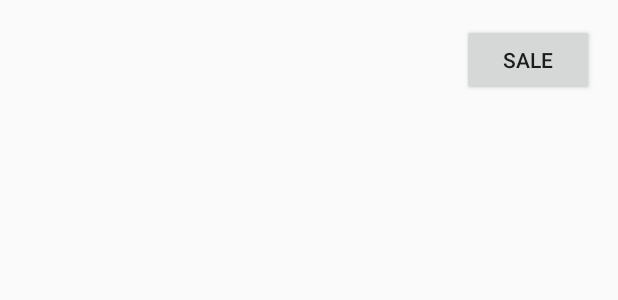
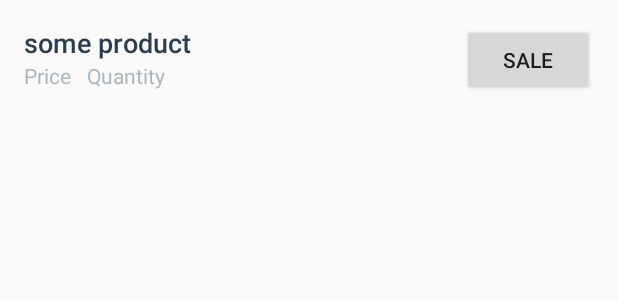
Before and after one commit to sabyx/BookStore, an Android app: the layout list_item.xml on its own in the app's theme, with its tools: preview values and no code run, on a phone screen of 412 x 824 dp. Shown: the top 300 px of the screen. Run offline under Robolectric (Android 15) with nearby library versions, the phone set to English and light mode, and no system bars.

Commit message:
minor fix

```diff
--- a/app/src/main/res/layout/list_item.xml
+++ b/app/src/main/res/layout/list_item.xml
@@ -16,6 +16,7 @@
             android:id="@+id/name"
             android:layout_width="wrap_content"
             android:layout_height="wrap_content"
+            android:text="some product"
             android:fontFamily="sans-serif-medium"
             android:textAppearance="?android:textAppearanceMedium"
             android:textColor="#2B3D4D"  />
@@ -26,6 +27,15 @@
             android:layout_height="wrap_content">
 
             <TextView
+                android:layout_width="wrap_content"
+                android:layout_height="wrap_content"
+                android:text="@string/hint_product_price"
+                android:fontFamily="sans-serif"
+                android:paddingRight="@dimen/button_margin"
+                android:textAppearance="?android:textAppearanceSmall"
+                android:textColor="#AEB6BD"  />
+
+            <TextView
                 android:id="@+id/summary_price"
                 android:layout_width="wrap_content"
                 android:layout_height="wrap_content"
@@ -34,8 +44,17 @@
                 android:textColor="#AEB6BD"  />
 
             <TextView
+                android:layout_width="wrap_content"
+                android:layout_height="wrap_content"
+                android:text="@string/hint_product_quantity"
+                android:paddingLeft="@dimen/button_margin"
+                android:fontFamily="sans-serif"
+                android:textAppearance="?android:textAppearanceSmall"
+                android:textColor="#AEB6BD"  />
+
+            <TextView
                 android:id="@+id/summary_quantity"
-                android:paddingLeft="@dimen/activity_margin"
+                android:paddingLeft="@dimen/button_margin"
                 android:layout_width="wrap_content"
                 android:layout_height="wrap_content"
                 android:fontFamily="sans-serif"
```
